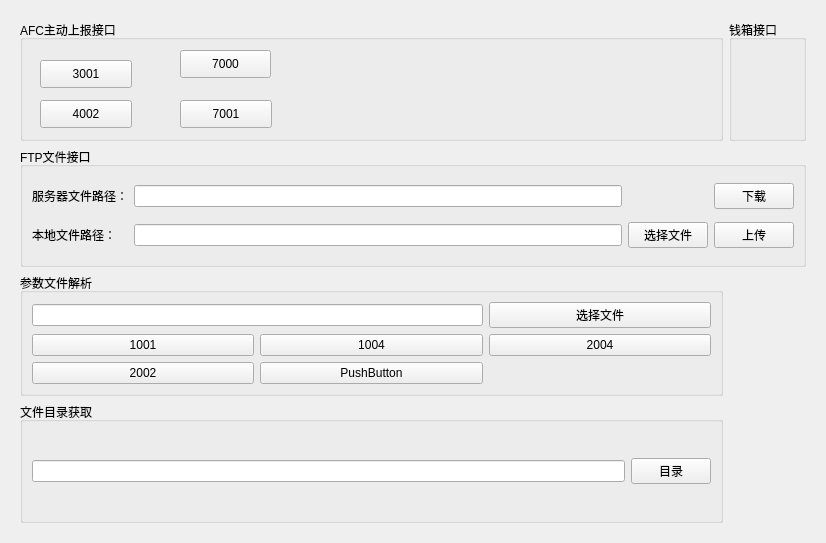
Old version of the form data/TestWidget.ui in the repository EllieYY/ism.
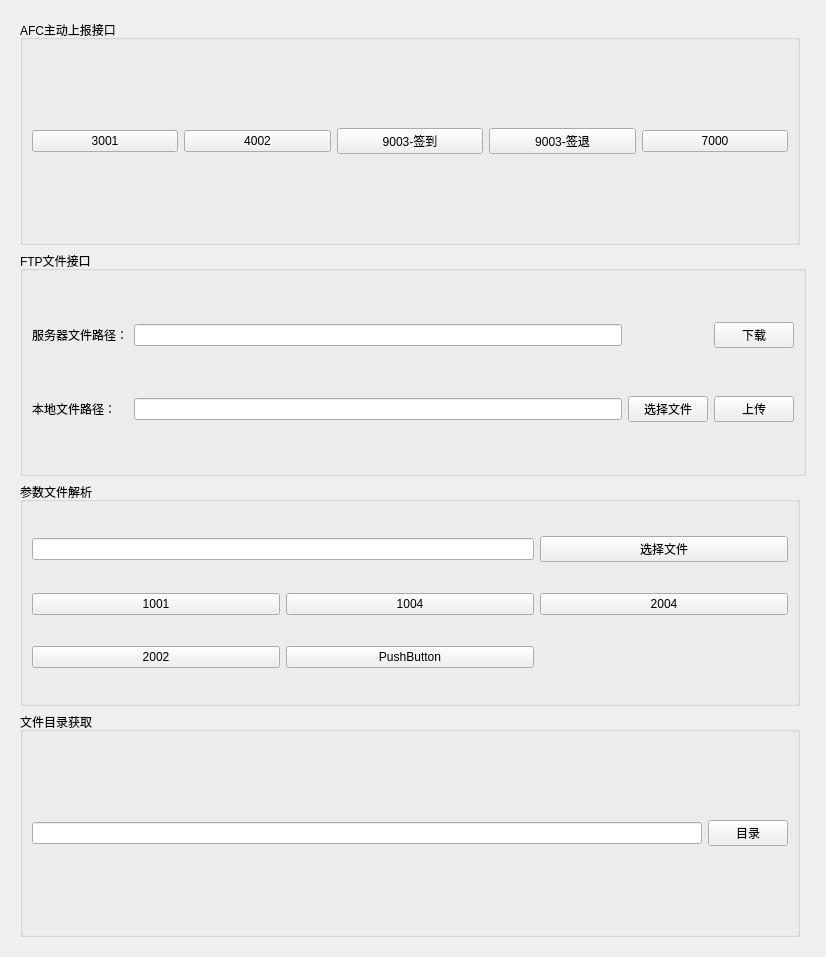
New version of the form.

```diff
--- a/data/TestWidget.ui
+++ b/data/TestWidget.ui
@@ -7,7 +7,7 @@
     <x>0</x>
     <y>0</y>
     <width>826</width>
-    <height>543</height>
+    <height>957</height>
    </rect>
   </property>
   <property name="windowTitle">
@@ -76,110 +76,43 @@
         <property name="title">
          <string>AFC主动上报接口</string>
         </property>
-        <widget class="QPushButton" name="Btn7000">
-         <property name="geometry">
-          <rect>
-           <x>160</x>
-           <y>30</y>
-           <width>91</width>
-           <height>28</height>
-          </rect>
-         </property>
+        <layout class="QHBoxLayout" name="horizontalLayout">
+         <item>
+          <widget class="QPushButton" name="Btn3001">
          <property name="text">
-          <string>7000</string>
-         </property>
-        </widget>
+            <string>3001</string>
+           </property>
+          </widget>
+         </item>
+         <item>
         <widget class="QPushButton" name="Btn4002">
-         <property name="geometry">
-          <rect>
-           <x>20</x>
-           <y>80</y>
-           <width>92</width>
-           <height>28</height>
-          </rect>
-         </property>
          <property name="text">
           <string>4002</string>
          </property>
         </widget>
+         </item>
+         <item>
         <widget class="QPushButton" name="Btn9003_login">
-         <property name="geometry">
-          <rect>
-           <x>30</x>
-           <y>140</y>
-           <width>92</width>
-           <height>28</height>
-          </rect>
-         </property>
          <property name="text">
           <string>9003-签到</string>
          </property>
         </widget>
+         </item>
+         <item>
         <widget class="QPushButton" name="Btn9003_logout">
-         <property name="geometry">
-          <rect>
-           <x>30</x>
-           <y>180</y>
-           <width>91</width>
-           <height>28</height>
-          </rect>
-         </property>
          <property name="text">
           <string>9003-签退</string>
          </property>
         </widget>
-        <widget class="QPushButton" name="Btn9002">
-         <property name="geometry">
-          <rect>
-           <x>160</x>
-           <y>140</y>
-           <width>92</width>
-           <height>28</height>
-          </rect>
-         </property>
+         </item>
+         <item>
+          <widget class="QPushButton" name="Btn7000">
          <property name="text">
-          <string>9002</string>
-         </property>
-        </widget>
-        <widget class="QPushButton" name="Btn3001">
-         <property name="geometry">
-          <rect>
-           <x>20</x>
-           <y>40</y>
-           <width>92</width>
-           <height>28</height>
-          </rect>
-         </property>
-         <property name="text">
-          <string>3001</string>
-         </property>
-        </widget>
-        <widget class="QPushButton" name="Btn7001">
-         <property name="geometry">
-          <rect>
-           <x>160</x>
-           <y>80</y>
-           <width>92</width>
-           <height>28</height>
-          </rect>
-         </property>
-         <property name="text">
-          <string>7001</string>
-         </property>
-        </widget>
-        <widget class="QPushButton" name="Btn9002_2">
-         <property name="geometry">
-          <rect>
-           <x>160</x>
-           <y>180</y>
-           <width>91</width>
-           <height>28</height>
-          </rect>
-         </property>
-         <property name="text">
-          <string>9006</string>
-         </property>
-        </widget>
+            <string>7000</string>
+           </property>
+          </widget>
+         </item>
+        </layout>
        </widget>
       </item>
       <item row="1" column="0" colspan="2">
@@ -232,13 +165,6 @@
         </layout>
        </widget>
       </item>
-      <item row="0" column="1">
-       <widget class="QGroupBox" name="groupBox_2">
-        <property name="title">
-         <string>钱箱接口</string>
-        </property>
-       </widget>
-      </item>
       <item row="3" column="0">
        <widget class="QGroupBox" name="groupBox_5">
         <property name="title">
```
Lines whose indentation alone changed are shown as unchanged.
